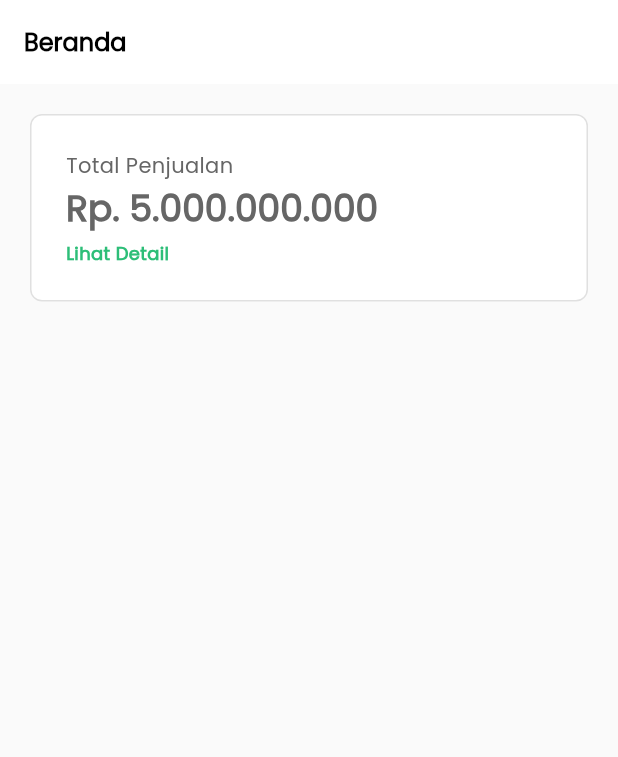
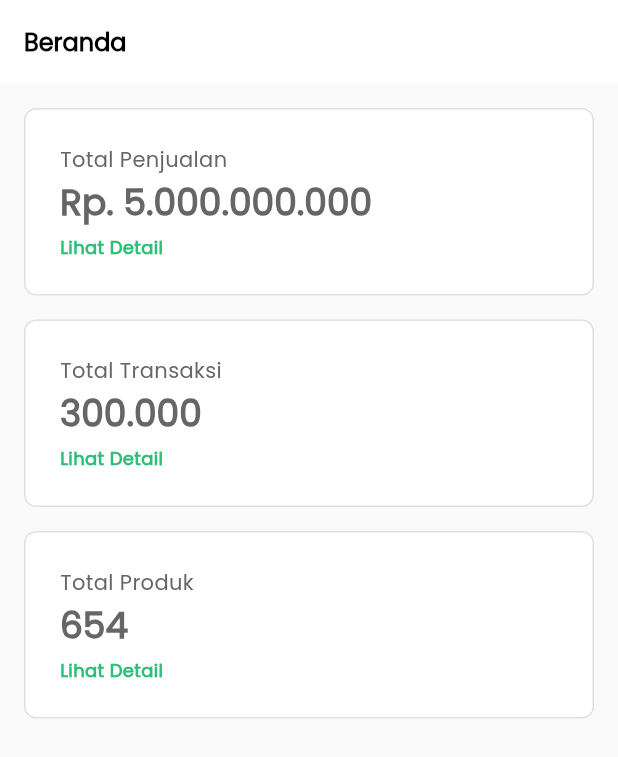
Before and after one commit to CahBantul/kasirsuper, a Flutter app: the screen it shows after launch, on a phone screen of 412 x 824 dp. Shown: the top 757 px of the screen. Run offline on Flutter 3.47's test engine with Material 3 defaults, Android fonts, the phone set to English and light mode, and no system bars.

```diff
--- a/lib/app/app.dart
+++ b/lib/app/app.dart
@@ -1,7 +1,6 @@
-import 'package:flutter/cupertino.dart';
 import 'package:flutter/material.dart';
+import 'package:kasirsuper/app/routes.dart';
 import 'package:kasirsuper/core/core.dart';
-import 'package:kasirsuper/feature/home/home.dart';
 import 'package:kasirsuper/feature/settings/settings.dart';
 
 class MyApp extends StatelessWidget {
@@ -15,20 +14,7 @@ class MyApp extends StatelessWidget {
       debugShowCheckedModeBanner: false,
       theme: LigthTheme(AppColor.green).theme,
       home: const SplashPage(),
-      onGenerateRoute:(settings) {
-        switch (settings.name) {
-          case HomePage.routeName:
-            return CupertinoPageRoute(builder: (context){
-              return const HomePage();
-            });
-          default:
-          return CupertinoPageRoute(builder: (context){
-            return const Scaffold(
-              body: Center(child: HeadingText('Not Found!'))
-            );
-          });
-        }
-      },
+      onGenerateRoute: routes
     );
   }
 }
--- /dev/null
+++ b/lib/app/routes.dart
@@ -0,0 +1,17 @@
+import 'package:flutter/cupertino.dart';
+import 'package:flutter/material.dart';
+import 'package:kasirsuper/core/components/components.dart';
+import 'package:kasirsuper/feature/home/home.dart';
+
+Route<dynamic> routes(settings) {
+  switch (settings.name) {
+    case HomePage.routeName:
+      return CupertinoPageRoute(builder: (context) {
+        return const HomePage();
+      });
+    default:
+      return CupertinoPageRoute(builder: (context) {
+        return const Scaffold(body: Center(child: HeadingText('Not Found!')));
+      });
+  }
+}
--- a/lib/core/components/text/regular_text.dart
+++ b/lib/core/components/text/regular_text.dart
@@ -1,5 +1,4 @@
 import 'package:flutter/material.dart';
-import 'package:kasirsuper/core/components/components.dart';
 import 'package:kasirsuper/core/core.dart';
 
 class RegularText extends StatelessWidget {
--- a/lib/core/preferences/theme/light_theme.dart
+++ b/lib/core/preferences/theme/light_theme.dart
@@ -55,6 +55,7 @@ class LigthTheme {
 
   CardTheme get cardTheme => CardTheme(
       elevation: 0,
+      margin: EdgeInsets.zero,
       shape: RoundedRectangleBorder(
           borderRadius: BorderRadius.circular(Dimens.dp8),
           side: BorderSide(color: borderColor)));
--- a/lib/feature/home/pages/main/main.dart
+++ b/lib/feature/home/pages/main/main.dart
@@ -1,6 +1,7 @@
 import 'package:flutter/material.dart';
 import 'package:kasirsuper/core/core.dart';
-import 'package:kasirsuper/core/preferences/preferences.dart';
+
+part 'sections/card_section.dart';
 
 class HomePage extends StatelessWidget {
   const HomePage({super.key});
@@ -17,28 +18,20 @@ class HomePage extends StatelessWidget {
           padding: const EdgeInsets.all(Dimens.defaultSize),
           child: Column(
             children: [
-              Card(
-                child: Padding(
-                  padding: EdgeInsets.all(Dimens.dp24),
-                  child: Column(
-                      crossAxisAlignment: CrossAxisAlignment.stretch,
-                      children: [
-                        const RegularText("Total Penjualan"),
-                        Dimens.dp4.height,
-                        const HeadingText(
-                          "Rp. 5.000.000.000",
-                          style: TextStyle(fontSize: Dimens.dp24),
-                        ),
-                        Dimens.dp6.height,
-                        RegularText.semiBold(
-                          "Lihat Detail",
-                          style: TextStyle(
-                              fontSize: Dimens.dp12,
-                              color: context.theme.primaryColor),
-                        ),
-                      ]),
-                ),
-              )
+              const _CardSection(
+                title: 'Total Penjualan',
+                value: 'Rp. 5.000.000.000',
+              ),
+              Dimens.defaultSize.height,
+              const _CardSection(
+                title: 'Total Transaksi',
+                value: '300.000',
+              ),
+              Dimens.defaultSize.height,
+              const _CardSection(
+                title: 'Total Produk',
+                value: '654',
+              ),
             ],
           )),
     );
--- /dev/null
+++ b/lib/feature/home/pages/main/sections/card_section.dart
@@ -0,0 +1,35 @@
+part of '../main.dart';
+
+class _CardSection extends StatelessWidget {
+  const _CardSection({
+    required this.title,
+    required this.value,
+  });
+
+  final String title;
+  final String value;
+
+  @override
+  Widget build(BuildContext context) {
+    return Card(
+      child: Padding(
+        padding: const EdgeInsets.all(Dimens.dp24),
+        child:
+            Column(crossAxisAlignment: CrossAxisAlignment.stretch, children: [
+          RegularText(title),
+          Dimens.dp4.height,
+          HeadingText(
+            value,
+            style: const TextStyle(fontSize: Dimens.dp24),
+          ),
+          Dimens.dp6.height,
+          RegularText.semiBold(
+            "Lihat Detail",
+            style: TextStyle(
+                fontSize: Dimens.dp12, color: context.theme.primaryColor),
+          ),
+        ]),
+      ),
+    );
+  }
+}
```
